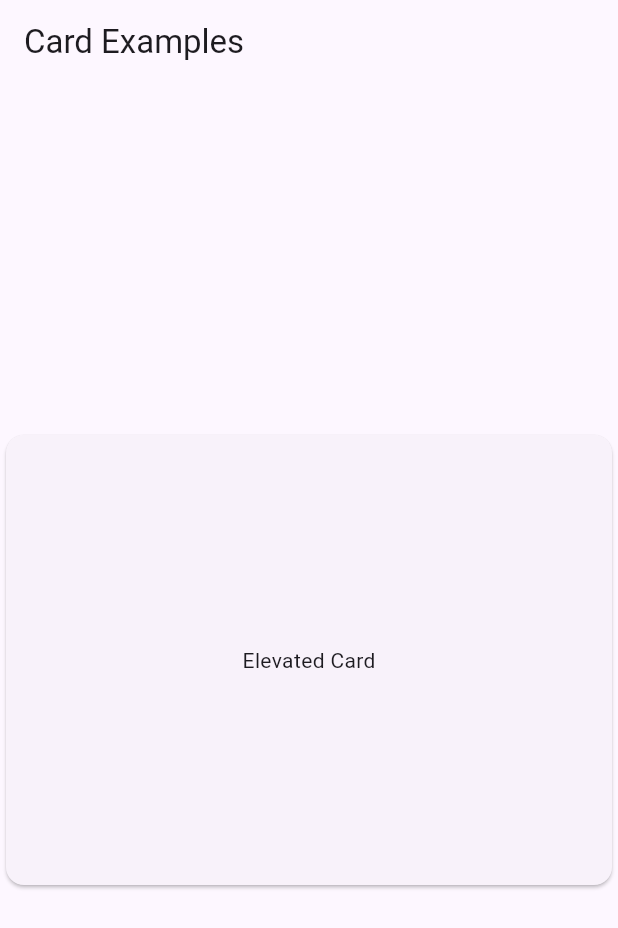
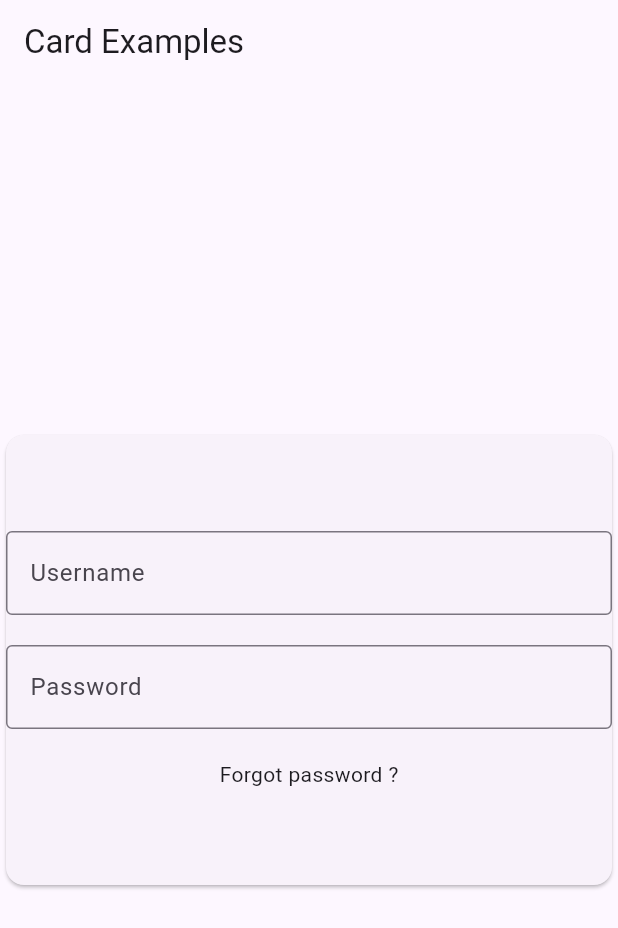
Before and after one commit to Turbotard/flutterproject, a Flutter app: the screen it shows after launch, after a tap on the "account circle" icon, on a phone screen of 412 x 824 dp. Shown: the top 928 px of the screen. Run offline on Flutter 3.47's test engine with Material 2 defaults, Android fonts, the phone set to English and light mode, and no system bars.

Commit message:
little update

```diff
--- a/lib/login.dart
+++ b/lib/login.dart
@@ -1,7 +1,8 @@
+import 'package:ecurie_flutter/main.dart';
 import 'package:flutter/material.dart';
 
 class Login extends StatelessWidget {
-  const Login({super.key});
+  Login({Key? key}) : super(key: key);
 
   @override
   Widget build(BuildContext context) {
@@ -10,7 +11,7 @@ class Login extends StatelessWidget {
           colorSchemeSeed: const Color(0xff6750a4), useMaterial3: true),
       home: Scaffold(
         appBar: AppBar(title: const Text('Card Examples')),
-        body: const Column(
+        body: Column(
           children: <Widget>[
             Spacer(),
             ElevatedCardExample(),
@@ -23,16 +24,50 @@ class Login extends StatelessWidget {
 }
 
 class ElevatedCardExample extends StatelessWidget {
-  const ElevatedCardExample({super.key});
+  ElevatedCardExample({Key? key}) : super(key: key);
 
   @override
   Widget build(BuildContext context) {
-    return const Center(
+    return Center(
       child: Card(
         child: SizedBox(
           width: 500,
           height: 300,
-          child: Center(child: Text('Elevated Card')),
+          child: Center(
+            child: Column(
+              mainAxisAlignment: MainAxisAlignment.center,
+              children: [
+                TextField(
+                  decoration: InputDecoration(
+                    border: OutlineInputBorder(),
+                    labelText: 'Username',
+                  ),
+                ),
+                SizedBox(height: 20,), // Ajout d'un espacement entre les champs
+                TextField(
+                  obscureText: true,
+                  decoration: InputDecoration(
+                    border: OutlineInputBorder(),
+                    labelText: 'Password',
+                  ),
+                ),
+
+                SizedBox(height: 20,),
+                // FloatingActionButton(
+                //   onPressed: () {
+                //     Navigator.push(
+                //       context,
+                //       MaterialPageRoute(builder: (context) => MyHomePage(title: 'Forgot password ?',)),
+                //     );
+                //   },
+                //   tooltip: 'Accueil',
+                // ),
+                Text(
+                  "Forgot password ?",
+                )
+              ],
+            ),
+          ),
         ),
       ),
     );
```
